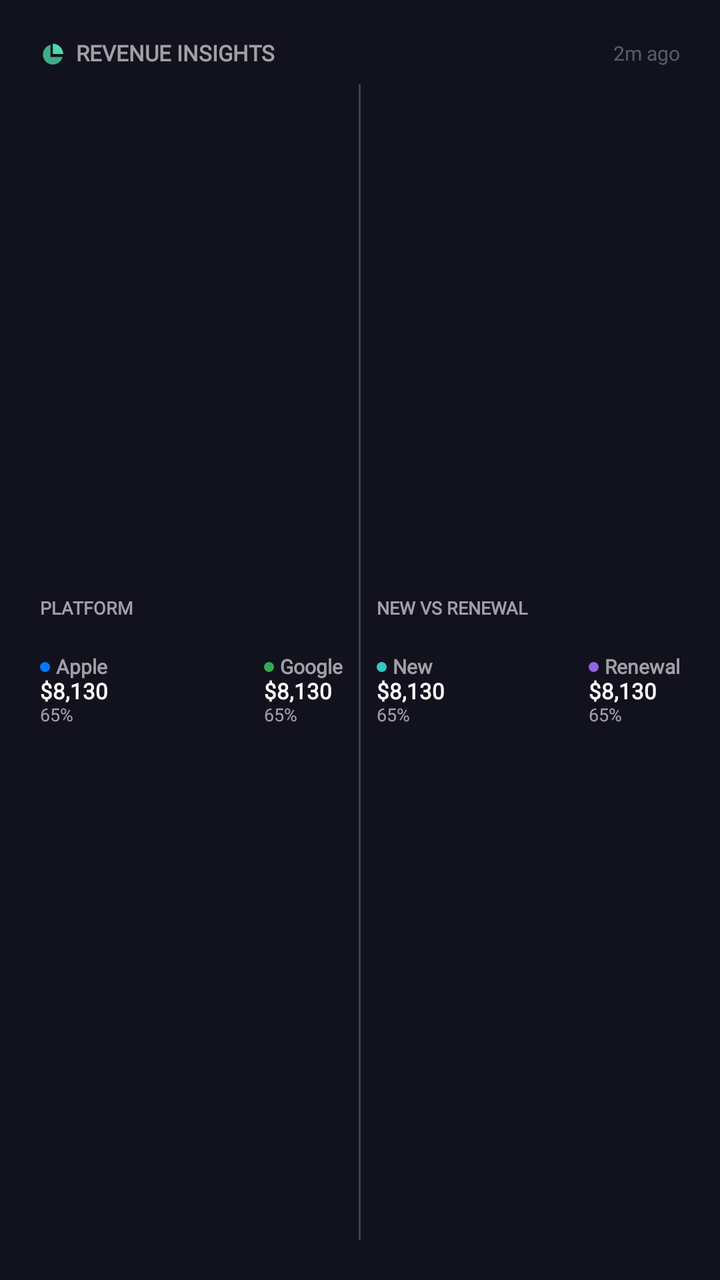
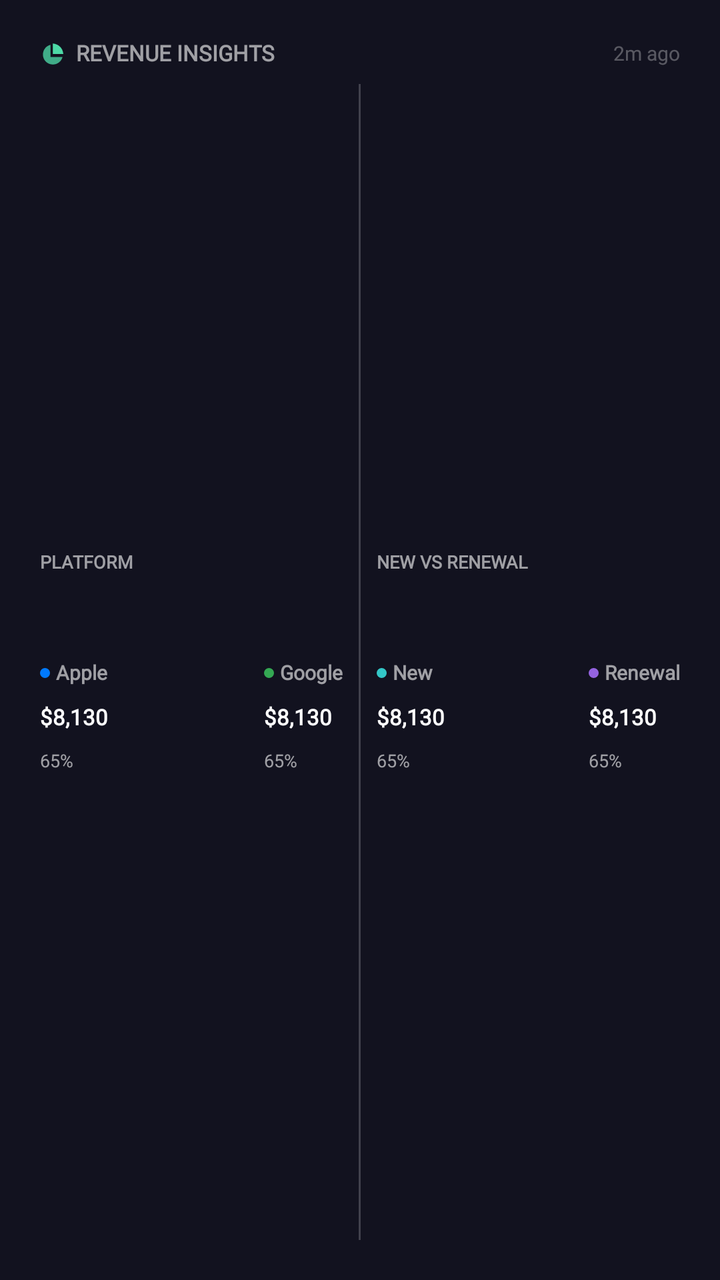

Screens rendered from an Android XML layout before and after an edit, with the pre-edit source and the edit as a unified diff.
<!-- AndroidManifest.xml: fallback theme Theme.MaterialComponents.DayNight.NoActionBar -->
<!-- res/layout/revenue_insights_widget_medium.xml -->
<?xml version="1.0" encoding="utf-8"?>
<LinearLayout xmlns:android="http://schemas.android.com/apk/res/android"
    android:id="@+id/widgetRoot"
    android:layout_width="match_parent"
    android:layout_height="match_parent"
    android:orientation="vertical"
    android:padding="20dp"
    android:background="@color/widgetBackground">

    <LinearLayout
        android:layout_width="match_parent"
        android:layout_height="wrap_content"
        android:orientation="horizontal"
        android:gravity="center_vertical">
        <ImageView
            android:layout_width="14dp"
            android:layout_height="14dp"
            android:src="@drawable/ic_widget_chart_pie"
            android:contentDescription="@null" />
        <TextView
            android:layout_width="wrap_content"
            android:layout_height="wrap_content"
            android:text="REVENUE INSIGHTS"
            android:textSize="11sp"
            android:textStyle="bold"
            android:layout_marginStart="4dp"
            android:textColor="@color/widgetTextSecondary" android:fontFamily="@font/sfns_medium" android:includeFontPadding="false" />
        <TextView android:layout_width="0dp" android:layout_height="0dp" android:layout_weight="1" />
        <TextView
            android:id="@+id/tvLastUpdated"
            android:layout_width="wrap_content"
            android:layout_height="wrap_content"
            android:text="2m ago"
            android:textSize="10sp"
            android:textColor="@color/widgetTextQuaternary" android:fontFamily="@font/sfns_medium" android:includeFontPadding="false" />
    </LinearLayout>
    <LinearLayout android:layout_width="match_parent" android:layout_height="0dp" android:layout_weight="1" android:orientation="horizontal" android:gravity="center_vertical" android:layout_marginTop="8dp">
        <LinearLayout android:layout_width="0dp" android:layout_height="match_parent" android:layout_weight="1" android:orientation="vertical" android:gravity="center_vertical">
            <TextView android:layout_width="wrap_content" android:layout_height="wrap_content" android:text="PLATFORM" android:textSize="9sp" android:textStyle="bold" android:textColor="@color/widgetTextSecondary" android:fontFamily="@font/sfns_medium" android:includeFontPadding="false" />
            <ImageView android:id="@+id/imgPlatformBar" android:layout_width="match_parent" android:layout_height="10dp" android:layout_marginTop="4dp" android:scaleType="fitXY" />
            <LinearLayout android:layout_width="match_parent" android:layout_height="wrap_content" android:orientation="horizontal" android:layout_marginTop="4dp">
                <LinearLayout android:layout_width="wrap_content" android:layout_height="wrap_content" android:orientation="vertical">
                    <LinearLayout android:layout_width="wrap_content" android:layout_height="wrap_content" android:orientation="horizontal" android:gravity="center_vertical">
                        <TextView android:layout_width="5dp" android:layout_height="5dp" android:background="@drawable/bg_circle_apple" />
                        <TextView android:layout_width="wrap_content" android:layout_height="wrap_content" android:text="Apple" android:textSize="10sp" android:textStyle="bold" android:layout_marginStart="3dp" android:textColor="@color/widgetTextSecondary" android:fontFamily="@font/sfns_medium" android:includeFontPadding="false" />
                    </LinearLayout>
                    <TextView android:id="@+id/tvAppleRevenue" android:layout_width="wrap_content" android:layout_height="wrap_content" android:text="$8,130" android:textSize="11sp" android:textStyle="bold" android:textColor="@color/widgetTextPrimary" android:fontFamily="@font/sfns_black" android:includeFontPadding="false" />
                    <TextView android:id="@+id/tvApplePct" android:layout_width="wrap_content" android:layout_height="wrap_content" android:text="65%" android:textSize="9sp" android:textColor="@color/widgetTextSecondary" android:fontFamily="@font/sfns_medium" android:includeFontPadding="false" />
                </LinearLayout>
                <TextView android:layout_width="0dp" android:layout_height="0dp" android:layout_weight="1" />
                <LinearLayout android:layout_width="wrap_content" android:layout_height="wrap_content" android:orientation="vertical">
                    <LinearLayout android:layout_width="wrap_content" android:layout_height="wrap_content" android:orientation="horizontal" android:gravity="center_vertical">
                        <TextView android:layout_width="5dp" android:layout_height="5dp" android:background="@drawable/bg_circle_google" />
                        <TextView android:layout_width="wrap_content" android:layout_height="wrap_content" android:text="Google" android:textSize="10sp" android:textStyle="bold" android:layout_marginStart="3dp" android:textColor="@color/widgetTextSecondary" android:fontFamily="@font/sfns_medium" android:includeFontPadding="false" />
                    </LinearLayout>
                    <TextView android:id="@+id/tvGoogleRevenue" android:layout_width="wrap_content" android:layout_height="wrap_content" android:text="$8,130" android:textSize="11sp" android:textStyle="bold" android:textColor="@color/widgetTextPrimary" android:fontFamily="@font/sfns_black" android:includeFontPadding="false" />
                    <TextView android:id="@+id/tvGooglePct" android:layout_width="wrap_content" android:layout_height="wrap_content" android:text="65%" android:textSize="9sp" android:textColor="@color/widgetTextSecondary" android:fontFamily="@font/sfns_medium" android:includeFontPadding="false" />
                </LinearLayout>
            </LinearLayout>
        </LinearLayout>
        <TextView
        android:layout_width="1dp"
        android:layout_height="match_parent"
        android:background="@color/widgetDivider"
        android:layout_marginStart="8dp"
        android:layout_marginEnd="8dp" />
        <LinearLayout android:layout_width="0dp" android:layout_height="match_parent" android:layout_weight="1" android:orientation="vertical" android:gravity="center_vertical">
            <TextView android:layout_width="wrap_content" android:layout_height="wrap_content" android:text="NEW VS RENEWAL" android:textSize="9sp" android:textStyle="bold" android:textColor="@color/widgetTextSecondary" android:fontFamily="@font/sfns_medium" android:includeFontPadding="false" />
            <ImageView android:id="@+id/imgNewRenewalBar" android:layout_width="match_parent" android:layout_height="10dp" android:layout_marginTop="4dp" android:scaleType="fitXY" />
            <LinearLayout android:layout_width="match_parent" android:layout_height="wrap_content" android:orientation="horizontal" android:layout_marginTop="4dp">
                <LinearLayout android:layout_width="wrap_content" android:layout_height="wrap_content" android:orientation="vertical">
                    <LinearLayout android:layout_width="wrap_content" android:layout_height="wrap_content" android:orientation="horizontal" android:gravity="center_vertical">
                        <TextView android:layout_width="5dp" android:layout_height="5dp" android:background="@drawable/bg_circle_new" />
                        <TextView android:layout_width="wrap_content" android:layout_height="wrap_content" android:text="New" android:textSize="10sp" android:textStyle="bold" android:layout_marginStart="3dp" android:textColor="@color/widgetTextSecondary" android:fontFamily="@font/sfns_medium" android:includeFontPadding="false" />
                    </LinearLayout>
                    <TextView android:id="@+id/tvNewRevenue" android:layout_width="wrap_content" android:layout_height="wrap_content" android:text="$8,130" android:textSize="11sp" android:textStyle="bold" android:textColor="@color/widgetTextPrimary" android:fontFamily="@font/sfns_black" android:includeFontPadding="false" />
                    <TextView android:id="@+id/tvNewPct" android:layout_width="wrap_content" android:layout_height="wrap_content" android:text="65%" android:textSize="9sp" android:textColor="@color/widgetTextSecondary" android:fontFamily="@font/sfns_medium" android:includeFontPadding="false" />
                </LinearLayout>
                <TextView android:layout_width="0dp" android:layout_height="0dp" android:layout_weight="1" />
                <LinearLayout android:layout_width="wrap_content" android:layout_height="wrap_content" android:orientation="vertical">
                    <LinearLayout android:layout_width="wrap_content" android:layout_height="wrap_content" android:orientation="horizontal" android:gravity="center_vertical">
                        <TextView android:layout_width="5dp" android:layout_height="5dp" android:background="@drawable/bg_circle_renewal" />
                        <TextView android:layout_width="wrap_content" android:layout_height="wrap_content" android:text="Renewal" android:textSize="10sp" android:textStyle="bold" android:layout_marginStart="3dp" android:textColor="@color/widgetTextSecondary" android:fontFamily="@font/sfns_medium" android:includeFontPadding="false" />
                    </LinearLayout>
                    <TextView android:id="@+id/tvRenewalRevenue" android:layout_width="wrap_content" android:layout_height="wrap_content" android:text="$8,130" android:textSize="11sp" android:textStyle="bold" android:textColor="@color/widgetTextPrimary" android:fontFamily="@font/sfns_black" android:includeFontPadding="false" />
                    <TextView android:id="@+id/tvRenewalPct" android:layout_width="wrap_content" android:layout_height="wrap_content" android:text="65%" android:textSize="9sp" android:textColor="@color/widgetTextSecondary" android:fontFamily="@font/sfns_medium" android:includeFontPadding="false" />
                </LinearLayout>
            </LinearLayout>
        </LinearLayout>
    </LinearLayout>
</LinearLayout>
<!-- resources referenced by this layout -->
<resources>
  <color name="widgetBackground">#12121F</color>
  <color name="widgetDivider">#33FFFFFF</color>
  <color name="widgetTextPrimary">#FFFFFFFF</color>
  <color name="widgetTextQuaternary">#4DFFFFFF</color>
  <color name="widgetTextSecondary">#99FFFFFF</color>
  <!-- drawable bg_circle_apple (drawable) -->
  <?xml version="1.0" encoding="utf-8"?>
  <shape xmlns:android="http://schemas.android.com/apk/res/android"
      android:shape="oval">
      <solid android:color="@color/appleBlue" />
      <size android:width="6dp" android:height="6dp" />
  </shape>
  <!-- drawable bg_circle_google (drawable) -->
  <?xml version="1.0" encoding="utf-8"?>
  <shape xmlns:android="http://schemas.android.com/apk/res/android"
      android:shape="oval">
      <solid android:color="@color/googleGreen" />
      <size android:width="6dp" android:height="6dp" />
  </shape>
  <!-- drawable bg_circle_new (drawable) -->
  <?xml version="1.0" encoding="utf-8"?>
  <shape xmlns:android="http://schemas.android.com/apk/res/android"
      android:shape="oval">
      <solid android:color="@color/newTeal" />
      <size android:width="6dp" android:height="6dp" />
  </shape>
  <!-- drawable bg_circle_renewal (drawable) -->
  <?xml version="1.0" encoding="utf-8"?>
  <shape xmlns:android="http://schemas.android.com/apk/res/android"
      android:shape="oval">
      <solid android:color="@color/renewalPurple" />
      <size android:width="6dp" android:height="6dp" />
  </shape>
  <!-- drawable ic_widget_chart_pie (drawable) -->
  <vector xmlns:android="http://schemas.android.com/apk/res/android" android:width="24dp" android:height="24dp" android:viewportWidth="24" android:viewportHeight="24">
      <path android:fillColor="@color/widgetAccent" android:pathData="M11,3v9h9c-0.5,-5.1 -3.9,-8.5 -9,-9z"/>
      <path android:fillColor="@color/widgetAccent" android:fillAlpha="0.78" android:pathData="M9,4.1C5.1,5.1 2.5,8.5 2.5,12.5C2.5,17.2 6.3,21 11,21c4,0 7.4,-2.7 8.3,-6.4H9V4.1z"/>
  </vector>
  <color name="appleBlue">#007AFF</color>
  <color name="googleGreen">#34A853</color>
  <color name="newTeal">#33C7C7</color>
  <color name="renewalPurple">#9463E0</color>
  <color name="widgetAccent">#4DD9A6</color>
</resources>

<!-- the commit's change to res/layout/revenue_insights_widget_medium.xml (unified diff, before → after) -->
@@ -38,14 +38,14 @@
         <LinearLayout android:layout_width="0dp" android:layout_height="match_parent" android:layout_weight="1" android:orientation="vertical" android:gravity="center_vertical">
             <TextView android:layout_width="wrap_content" android:layout_height="wrap_content" android:text="PLATFORM" android:textSize="9sp" android:textStyle="bold" android:textColor="@color/widgetTextSecondary" android:fontFamily="@font/sfns_medium" android:includeFontPadding="false" />
             <ImageView android:id="@+id/imgPlatformBar" android:layout_width="match_parent" android:layout_height="10dp" android:layout_marginTop="4dp" android:scaleType="fitXY" />
-            <LinearLayout android:layout_width="match_parent" android:layout_height="wrap_content" android:orientation="horizontal" android:layout_marginTop="4dp">
+            <LinearLayout android:layout_width="match_parent" android:layout_height="wrap_content" android:orientation="horizontal" android:layout_marginTop="30dp">
                 <LinearLayout android:layout_width="wrap_content" android:layout_height="wrap_content" android:orientation="vertical">
                     <LinearLayout android:layout_width="wrap_content" android:layout_height="wrap_content" android:orientation="horizontal" android:gravity="center_vertical">
                         <TextView android:layout_width="5dp" android:layout_height="5dp" android:background="@drawable/bg_circle_apple" />
                         <TextView android:layout_width="wrap_content" android:layout_height="wrap_content" android:text="Apple" android:textSize="10sp" android:textStyle="bold" android:layout_marginStart="3dp" android:textColor="@color/widgetTextSecondary" android:fontFamily="@font/sfns_medium" android:includeFontPadding="false" />
                     </LinearLayout>
-                    <TextView android:id="@+id/tvAppleRevenue" android:layout_width="wrap_content" android:layout_height="wrap_content" android:text="$8,130" android:textSize="11sp" android:textStyle="bold" android:textColor="@color/widgetTextPrimary" android:fontFamily="@font/sfns_black" android:includeFontPadding="false" />
-                    <TextView android:id="@+id/tvApplePct" android:layout_width="wrap_content" android:layout_height="wrap_content" android:text="65%" android:textSize="9sp" android:textColor="@color/widgetTextSecondary" android:fontFamily="@font/sfns_medium" android:includeFontPadding="false" />
+                    <TextView android:id="@+id/tvAppleRevenue" android:layout_width="wrap_content" android:layout_height="wrap_content" android:text="$8,130" android:textSize="11sp" android:textStyle="bold" android:layout_marginTop="10dp" android:textColor="@color/widgetTextPrimary" android:fontFamily="@font/sfns_black" android:includeFontPadding="false" />
+                    <TextView android:id="@+id/tvApplePct" android:layout_width="wrap_content" android:layout_height="wrap_content" android:text="65%" android:textSize="9sp" android:layout_marginTop="10dp" android:textColor="@color/widgetTextSecondary" android:fontFamily="@font/sfns_medium" android:includeFontPadding="false" />
                 </LinearLayout>
                 <TextView android:layout_width="0dp" android:layout_height="0dp" android:layout_weight="1" />
                 <LinearLayout android:layout_width="wrap_content" android:layout_height="wrap_content" android:orientation="vertical">
@@ -53,8 +53,8 @@
                         <TextView android:layout_width="5dp" android:layout_height="5dp" android:background="@drawable/bg_circle_google" />
                         <TextView android:layout_width="wrap_content" android:layout_height="wrap_content" android:text="Google" android:textSize="10sp" android:textStyle="bold" android:layout_marginStart="3dp" android:textColor="@color/widgetTextSecondary" android:fontFamily="@font/sfns_medium" android:includeFontPadding="false" />
                     </LinearLayout>
-                    <TextView android:id="@+id/tvGoogleRevenue" android:layout_width="wrap_content" android:layout_height="wrap_content" android:text="$8,130" android:textSize="11sp" android:textStyle="bold" android:textColor="@color/widgetTextPrimary" android:fontFamily="@font/sfns_black" android:includeFontPadding="false" />
-                    <TextView android:id="@+id/tvGooglePct" android:layout_width="wrap_content" android:layout_height="wrap_content" android:text="65%" android:textSize="9sp" android:textColor="@color/widgetTextSecondary" android:fontFamily="@font/sfns_medium" android:includeFontPadding="false" />
+                    <TextView android:id="@+id/tvGoogleRevenue" android:layout_width="wrap_content" android:layout_height="wrap_content" android:text="$8,130" android:textSize="11sp" android:textStyle="bold" android:layout_marginTop="10dp" android:textColor="@color/widgetTextPrimary" android:fontFamily="@font/sfns_black" android:includeFontPadding="false" />
+                    <TextView android:id="@+id/tvGooglePct" android:layout_width="wrap_content" android:layout_height="wrap_content" android:text="65%" android:textSize="9sp" android:layout_marginTop="10dp" android:textColor="@color/widgetTextSecondary" android:fontFamily="@font/sfns_medium" android:includeFontPadding="false" />
                 </LinearLayout>
             </LinearLayout>
         </LinearLayout>
@@ -67,14 +67,14 @@
         <LinearLayout android:layout_width="0dp" android:layout_height="match_parent" android:layout_weight="1" android:orientation="vertical" android:gravity="center_vertical">
             <TextView android:layout_width="wrap_content" android:layout_height="wrap_content" android:text="NEW VS RENEWAL" android:textSize="9sp" android:textStyle="bold" android:textColor="@color/widgetTextSecondary" android:fontFamily="@font/sfns_medium" android:includeFontPadding="false" />
             <ImageView android:id="@+id/imgNewRenewalBar" android:layout_width="match_parent" android:layout_height="10dp" android:layout_marginTop="4dp" android:scaleType="fitXY" />
-            <LinearLayout android:layout_width="match_parent" android:layout_height="wrap_content" android:orientation="horizontal" android:layout_marginTop="4dp">
+            <LinearLayout android:layout_width="match_parent" android:layout_height="wrap_content" android:orientation="horizontal" android:layout_marginTop="30dp">
                 <LinearLayout android:layout_width="wrap_content" android:layout_height="wrap_content" android:orientation="vertical">
                     <LinearLayout android:layout_width="wrap_content" android:layout_height="wrap_content" android:orientation="horizontal" android:gravity="center_vertical">
                         <TextView android:layout_width="5dp" android:layout_height="5dp" android:background="@drawable/bg_circle_new" />
                         <TextView android:layout_width="wrap_content" android:layout_height="wrap_content" android:text="New" android:textSize="10sp" android:textStyle="bold" android:layout_marginStart="3dp" android:textColor="@color/widgetTextSecondary" android:fontFamily="@font/sfns_medium" android:includeFontPadding="false" />
                     </LinearLayout>
-                    <TextView android:id="@+id/tvNewRevenue" android:layout_width="wrap_content" android:layout_height="wrap_content" android:text="$8,130" android:textSize="11sp" android:textStyle="bold" android:textColor="@color/widgetTextPrimary" android:fontFamily="@font/sfns_black" android:includeFontPadding="false" />
-                    <TextView android:id="@+id/tvNewPct" android:layout_width="wrap_content" android:layout_height="wrap_content" android:text="65%" android:textSize="9sp" android:textColor="@color/widgetTextSecondary" android:fontFamily="@font/sfns_medium" android:includeFontPadding="false" />
+                    <TextView android:id="@+id/tvNewRevenue" android:layout_width="wrap_content" android:layout_height="wrap_content" android:text="$8,130" android:textSize="11sp" android:textStyle="bold" android:layout_marginTop="10dp" android:textColor="@color/widgetTextPrimary" android:fontFamily="@font/sfns_black" android:includeFontPadding="false" />
+                    <TextView android:id="@+id/tvNewPct" android:layout_width="wrap_content" android:layout_height="wrap_content" android:text="65%" android:textSize="9sp" android:layout_marginTop="10dp" android:textColor="@color/widgetTextSecondary" android:fontFamily="@font/sfns_medium" android:includeFontPadding="false" />
                 </LinearLayout>
                 <TextView android:layout_width="0dp" android:layout_height="0dp" android:layout_weight="1" />
                 <LinearLayout android:layout_width="wrap_content" android:layout_height="wrap_content" android:orientation="vertical">
@@ -82,8 +82,8 @@
                         <TextView android:layout_width="5dp" android:layout_height="5dp" android:background="@drawable/bg_circle_renewal" />
                         <TextView android:layout_width="wrap_content" android:layout_height="wrap_content" android:text="Renewal" android:textSize="10sp" android:textStyle="bold" android:layout_marginStart="3dp" android:textColor="@color/widgetTextSecondary" android:fontFamily="@font/sfns_medium" android:includeFontPadding="false" />
                     </LinearLayout>
-                    <TextView android:id="@+id/tvRenewalRevenue" android:layout_width="wrap_content" android:layout_height="wrap_content" android:text="$8,130" android:textSize="11sp" android:textStyle="bold" android:textColor="@color/widgetTextPrimary" android:fontFamily="@font/sfns_black" android:includeFontPadding="false" />
-                    <TextView android:id="@+id/tvRenewalPct" android:layout_width="wrap_content" android:layout_height="wrap_content" android:text="65%" android:textSize="9sp" android:textColor="@color/widgetTextSecondary" android:fontFamily="@font/sfns_medium" android:includeFontPadding="false" />
+                    <TextView android:id="@+id/tvRenewalRevenue" android:layout_width="wrap_content" android:layout_height="wrap_content" android:text="$8,130" android:textSize="11sp" android:textStyle="bold" android:layout_marginTop="10dp" android:textColor="@color/widgetTextPrimary" android:fontFamily="@font/sfns_black" android:includeFontPadding="false" />
+                    <TextView android:id="@+id/tvRenewalPct" android:layout_width="wrap_content" android:layout_height="wrap_content" android:text="65%" android:textSize="9sp" android:layout_marginTop="10dp" android:textColor="@color/widgetTextSecondary" android:fontFamily="@font/sfns_medium" android:includeFontPadding="false" />
                 </LinearLayout>
             </LinearLayout>
         </LinearLayout>
